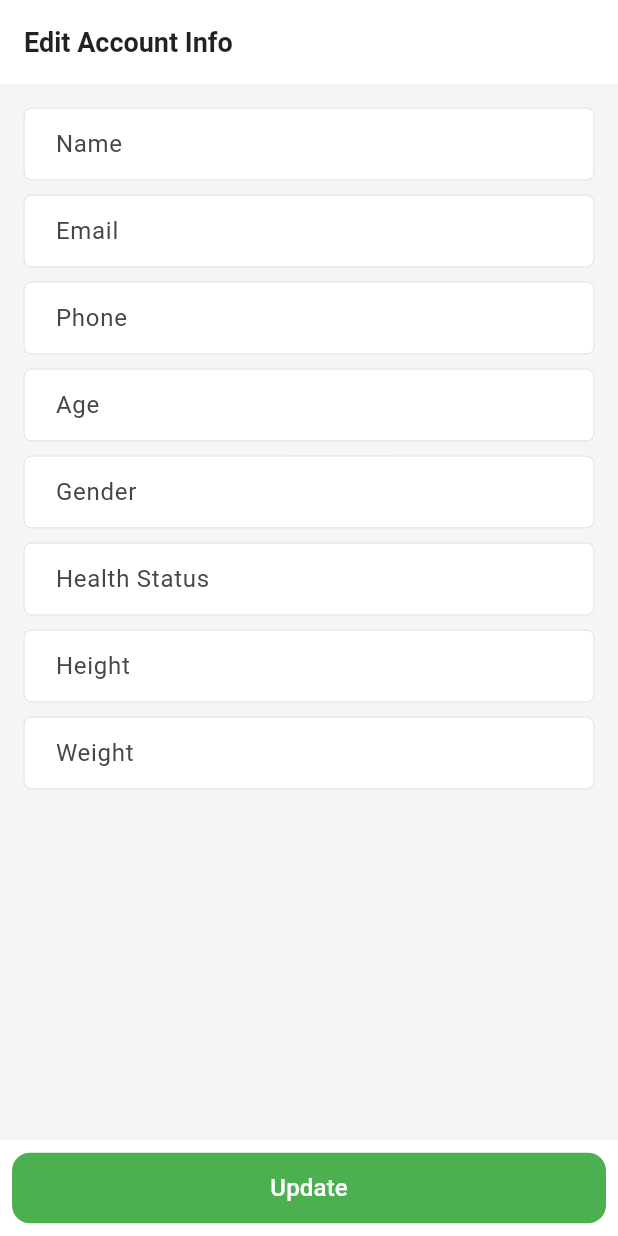
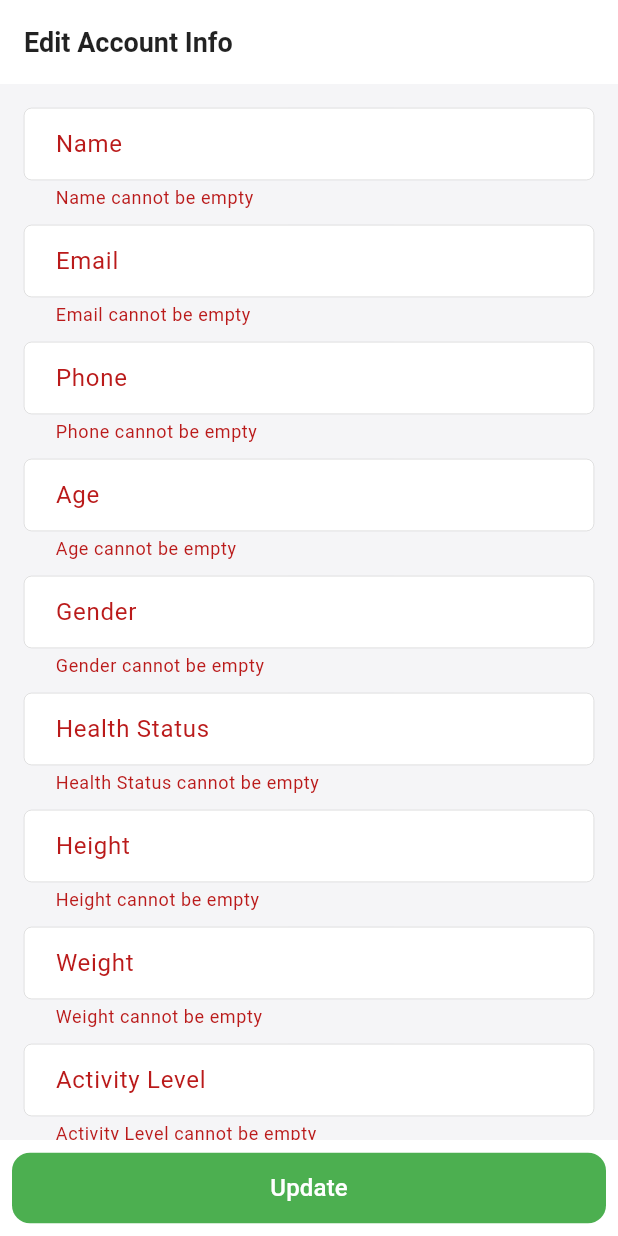
Before and after one commit to hubertit/freshmeals, a Flutter app: the AccountInfoScreen screen opened by its route, after a tap on "Update", on a phone screen of 412 x 824 dp. Run offline on Flutter 3.47's test engine with Material 3 defaults, Android fonts, the light colour scheme and no system bars; our stand-ins replace country_picker, dio, easy_localization, email_validator, flutter_riverpod, flutter_vector_icons and 8 more; missing offline and left inert: flutter_facebook_auth, geekyants_flutter_gauges, google_maps_webservice; accounts and stored records are empty.

Commit message:
Additional info screen

```diff
--- a/lib/models/general/preferances_model.dart
+++ b/lib/models/general/preferances_model.dart
@@ -1,5 +1,5 @@
 class PreferenceModel {
-  final String preferenceId;
+  final int preferenceId;
   final String name;
   final String description;
   final String imageUrl;
@@ -14,7 +14,7 @@ class PreferenceModel {
   // Factory constructor to parse from JSON
   factory PreferenceModel.fromJson(Map<String, dynamic> json) {
     return PreferenceModel(
-      preferenceId: json['preference_id'] ?? '',
+      preferenceId: int.parse(json['preference_id']) ?? 0,
       name: json['name'] ?? '',
       description: json['description'] ?? '',
       imageUrl: json['image_url'] ?? '',
--- a/lib/routers/app_router.dart
+++ b/lib/routers/app_router.dart
@@ -25,6 +25,7 @@ import 'package:freshmeals/views/welcome/ages_screen.dart';
 import 'package:freshmeals/views/welcome/gender_screen.dart';
 import 'package:freshmeals/views/welcome/goal_screen.dart';
 import 'package:freshmeals/views/welcome/height_input.dart';
+import 'package:freshmeals/views/welcome/other_information.dart';
 import 'package:freshmeals/views/welcome/preferances_screen.dart';
 import 'package:freshmeals/views/welcome/subscription.dart';
 import 'package:freshmeals/views/welcome/welcome.dart';
@@ -126,6 +127,12 @@ final GoRouter router = GoRouter(routes: [
       builder: (context, state) {
         final userModel = state.extra as UserModel;
         return PreferencesScreen(user: userModel);
+      }),
+  GoRoute(
+      path: '/additional',
+      builder: (context, state) {
+        final userModel = state.extra as UserModel;
+        return AdditionalInformationScreen(user: userModel);
       }),
   GoRoute(
     path: '/home',
@@ -239,4 +246,8 @@ final GoRouter router = GoRouter(routes: [
     path: '/payments',
     builder: (context, state) => const PaymentsScreen(),
   ),
+  GoRoute(
+    path: '/payments',
+    builder: (context, state) => const PaymentsScreen(),
+  ),
 ]);
--- a/lib/views/homepage/account_info.dart
+++ b/lib/views/homepage/account_info.dart
@@ -2,12 +2,11 @@ import 'package:flutter/material.dart';
 import 'package:flutter_riverpod/flutter_riverpod.dart';
 import 'package:freshmeals/riverpod/providers/auth_providers.dart';
 import 'package:freshmeals/riverpod/providers/general.dart';
+import 'package:freshmeals/riverpod/providers/home.dart';
 import 'package:freshmeals/utls/styles.dart';
 
-import '../../riverpod/providers/home.dart';
-
 class AccountInfoScreen extends ConsumerStatefulWidget {
-  const AccountInfoScreen({Key? key}) : super(key: key);
+  const AccountInfoScreen({super.key});
 
   @override
   _AccountInfoScreenState createState() => _AccountInfoScreenState();
@@ -15,8 +14,7 @@ class AccountInfoScreen extends ConsumerStatefulWidget {
 
 class _AccountInfoScreenState extends ConsumerState<AccountInfoScreen> {
   final GlobalKey<FormState> formKey = GlobalKey<FormState>();
-  Set<int> selectedPreferences = {}; // Store selected preference IDs
-
+  List<int> selectedPreferences = [];
   late TextEditingController nameController;
   late TextEditingController emailController;
   late TextEditingController phoneController;
@@ -30,6 +28,7 @@ class _AccountInfoScreenState extends ConsumerState<AccountInfoScreen> {
   @override
   void initState() {
     super.initState();
+
     nameController = TextEditingController();
     emailController = TextEditingController();
     phoneController = TextEditingController();
@@ -40,11 +39,16 @@ class _AccountInfoScreenState extends ConsumerState<AccountInfoScreen> {
     weightController = TextEditingController();
     activityLevelController = TextEditingController();
 
-    // Fetch account info when the screen initializes
     WidgetsBinding.instance.addPostFrameCallback((_) {
-      var user = ref.watch(userProvider);
-      ref.read(accountInfoProvider.notifier).fetchAccountInfo(user!.user!.token, ref);
+      final user = ref.read(userProvider);
+      if (user != null) {
+        // Fetch account info and dietary preferences
+        ref.read(accountInfoProvider.notifier).fetchAccountInfo(user.user!.token, ref);
         ref.read(preferencesProvider.notifier).preferences(context);
+        setState(() {
+          selectedPreferences= ref.watch(accountInfoProvider)!.accountInfo!.dietaryPreferences!;
+        });
+      }
     });
   }
 
@@ -65,12 +69,12 @@ class _AccountInfoScreenState extends ConsumerState<AccountInfoScreen> {
   @override
   Widget build(BuildContext context) {
     final accountInfoState = ref.watch(accountInfoProvider);
-    var user = ref.watch(userProvider);
+    final user = ref.watch(userProvider);
     final accountInfo = accountInfoState?.accountInfo;
-    var preferences = ref.watch(preferencesProvider);
+    final preferencesState = ref.watch(preferencesProvider);
 
+    // Initialize dietary preferences based on API data
     if (accountInfo != null) {
-      // Populate controllers with fetched data
       nameController.text = accountInfo.name;
       emailController.text = accountInfo.email;
       phoneController.text = accountInfo.phoneNumber;
@@ -80,21 +84,22 @@ class _AccountInfoScreenState extends ConsumerState<AccountInfoScreen> {
       heightController.text = accountInfo.height.toString();
       weightController.text = accountInfo.weight.toString();
       activityLevelController.text = accountInfo.activityLevel ?? '';
-
-      // Populate selected preferences from accountInfo.dietaryPreferences (List<int>)
-      selectedPreferences = accountInfo.dietaryPreferences?.toSet() ?? {};
+      selectedPreferences = accountInfo.dietaryPreferences?.map((e) => int.parse(e.toString())).toList() ?? [];
     }
 
     return Scaffold(
-      appBar: AppBar(title: const Text('Edit Account Info')),
+      appBar: AppBar(
+        title: const Text('Edit Account Info'),
+      ),
       body: accountInfoState?.isLoading == true
           ? const Center(child: CircularProgressIndicator())
           : SingleChildScrollView(
         child: Padding(
-          padding: const EdgeInsets.all(16.0),
+          padding: const EdgeInsets.all(16),
           child: Form(
             key: formKey,
             child: Column(
+              crossAxisAlignment: CrossAxisAlignment.start,
               children: [
                 _buildAccountItem("Name", nameController),
                 const SizedBox(height: 10),
@@ -112,36 +117,41 @@ class _AccountInfoScreenState extends ConsumerState<AccountInfoScreen> {
                 const SizedBox(height: 10),
                 _buildAccountItem("Weight", weightController),
                 const SizedBox(height: 10),
+                _buildAccountItem("Activity Level", activityLevelController),
+                const SizedBox(height: 20),
 
-                // Preferences Checklist
-                // const Text(
-                //   "Dietary Preferences",
-                //   style: TextStyle(fontSize: 16, fontWeight: FontWeight.bold),
-                // ),
-                // const SizedBox(height: 10),
-                //
-                // if (preferences != null)
-                //   Column(
-                //     children: preferences.preferances.map((preference) {
-                //       bool isSelected = selectedPreferences.contains(preference.preferenceId);
-                //
-                //       return CheckboxListTile(
-                //         title: Text(preference.name),
-                //         value: isSelected,
-                //         onChanged: (bool? value) {
-                //           setState(() {
-                //             if (value == true) {
-                //               selectedPreferences.add(int.parse(preference.preferenceId));
-                //             } else {
-                //               selectedPreferences.remove(preference.preferenceId);
-                //             }
-                //             debugPrint("Selected Preferences: ${selectedPreferences.toList()}");
-                //           });
-                //         },
-                //       );
-                //     }).toList(),
-                //   ),
-                // const SizedBox(height: 20),
+                const Text(
+                  "Dietary Preferences",
+                  style: TextStyle(fontSize: 16, fontWeight: FontWeight.bold),
+                ),
+                const SizedBox(height: 10),
+
+                // Dietary Preferences Checklist
+                if (preferencesState != null)
+                  Column(
+                    children: preferencesState.preferances.map((preference) {
+                      final isSelected = selectedPreferences.contains(preference.preferenceId);
+                      return CheckboxListTile(
+                        title: Text(preference.name),
+                        value: isSelected,
+                        onChanged: (bool? value) {
+                          setState(() {
+                            int preferenceId = preference.preferenceId;
+                            if (value == true) {
+                              selectedPreferences.add(preferenceId);
+                            } else {
+                              selectedPreferences.remove(preferenceId);
+                            }
+                            print(selectedPreferences);
+                          });
+                        },
+                      );
+                    }).toList(),
+                  )
+                else
+                  const Text("No preferences available"),
+
+                const SizedBox(height: 20),
               ],
             ),
           ),
@@ -155,24 +165,28 @@ class _AccountInfoScreenState extends ConsumerState<AccountInfoScreen> {
             style: ElevatedButton.styleFrom(
               backgroundColor: Colors.green,
               padding: const EdgeInsets.symmetric(horizontal: 32, vertical: 12),
-              shape: RoundedRectangleBorder(borderRadius: BorderRadius.circular(12)),
+              shape: RoundedRectangleBorder(
+                borderRadius: BorderRadius.circular(12),
+              ),
             ),
             onPressed: () {
+              if (formKey.currentState!.validate()) {
                 ref.read(accountInfoProvider.notifier).updateProfile(
                   token: user!.user!.token,
                   name: nameController.text,
                   email: emailController.text,
                   phone: phoneController.text,
-                age: int.parse(ageController.text),
+                  age: int.tryParse(ageController.text) ?? 0,
                   gender: genderController.text,
                   healthStatus: healthStatusController.text,
-                height: double.parse(heightController.text),
-                weight: double.parse(weightController.text),
-                activityLevel: accountInfo?.activityLevel ?? '',
-                dietaryPreferences: selectedPreferences.toList(), // Updated
+                  height: double.tryParse(heightController.text) ?? 0.0,
+                  weight: double.tryParse(weightController.text) ?? 0.0,
+                  activityLevel: activityLevelController.text,
+                  dietaryPreferences: selectedPreferences,
                   ref: ref,
                   context: context,
                 );
+              }
             },
             child: const Text(
               "Update",
@@ -193,6 +207,12 @@ class _AccountInfoScreenState extends ConsumerState<AccountInfoScreen> {
         labelText: label,
         border: StyleUtls.dashInputBorder,
       ),
+      validator: (value) {
+        if (value == null || value.isEmpty) {
+          return "$label cannot be empty";
+        }
+        return null;
+      },
     );
   }
 }
```
Also changed, not shown: lib/views/homepage/progress_tracker.dart (+25 -7 lines), lib/views/welcome/other_information.dart (added, +210 -0 lines), lib/views/welcome/preferances_screen.dart (+9 -8 lines). Lines whose indentation alone changed are shown as unchanged.
